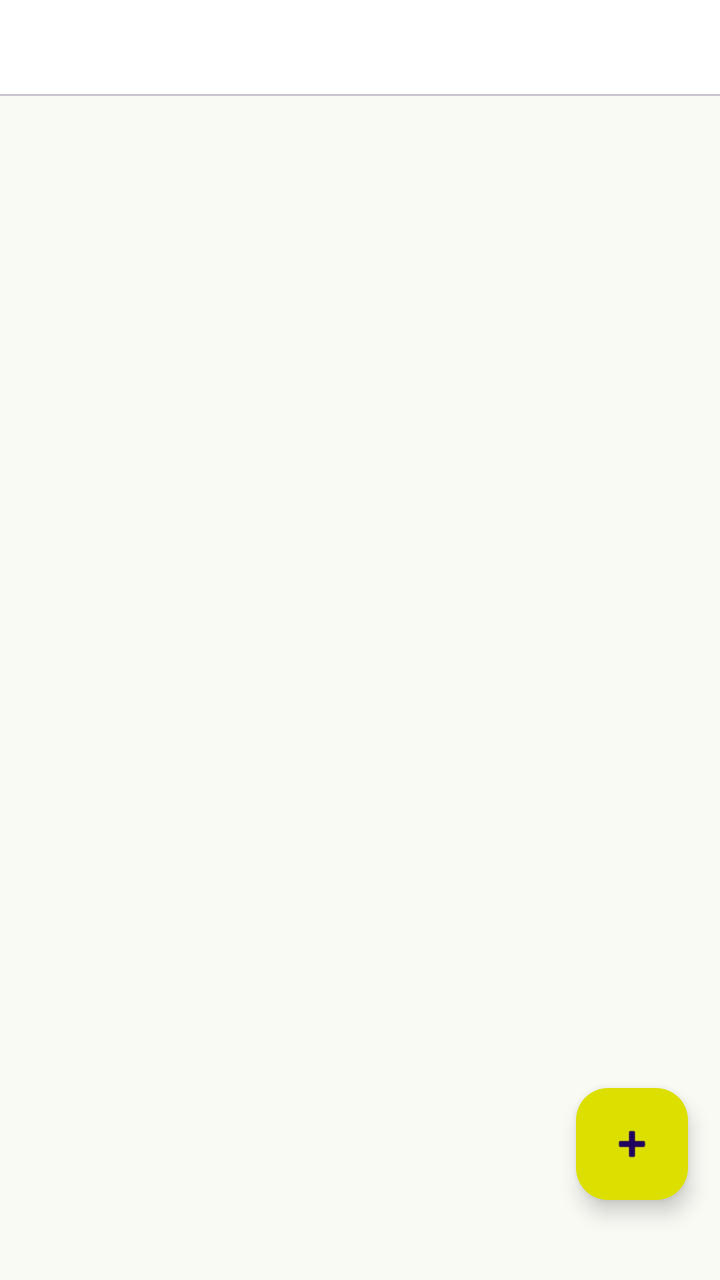
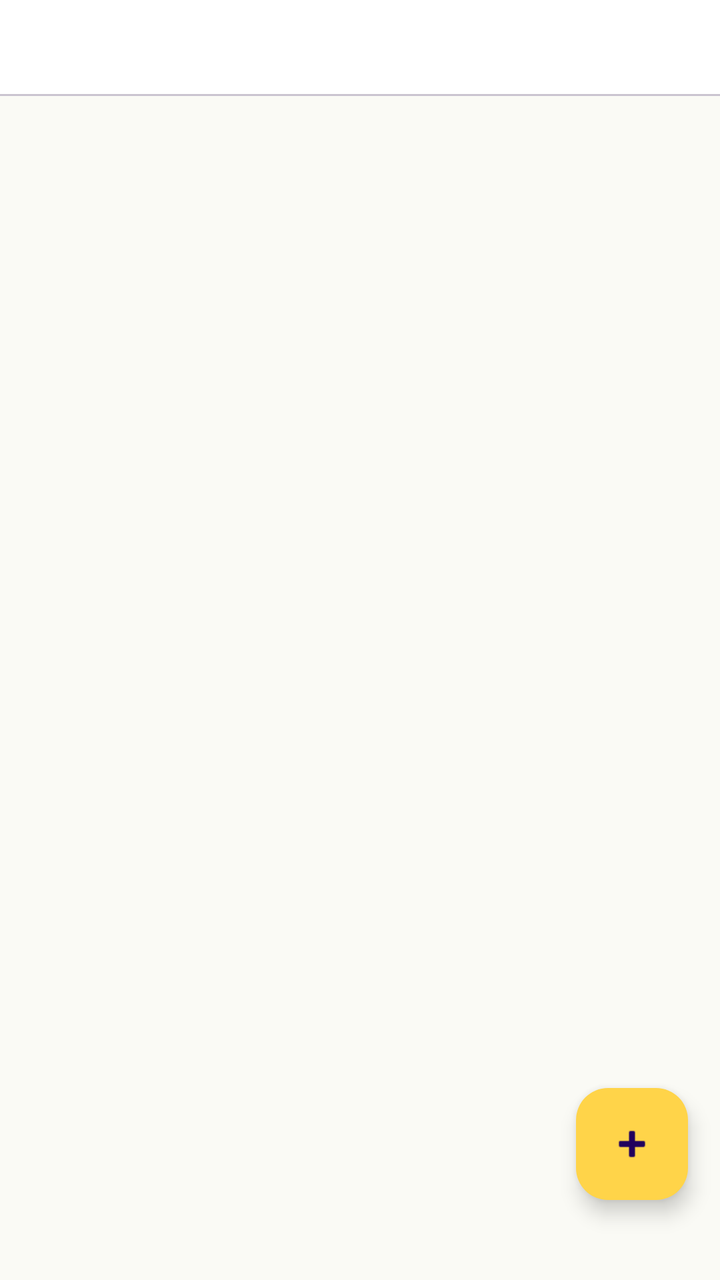

Before-and-after screenshots of an Android layout around one commit, followed by the original layout XML and the change that was made.
<!-- AndroidManifest.xml: application theme Theme.MaizeLeaf -->
<!-- res/layout/fragment_posting.xml -->
<?xml version="1.0" encoding="utf-8"?>
<androidx.coordinatorlayout.widget.CoordinatorLayout
    xmlns:android="http://schemas.android.com/apk/res/android"
    xmlns:app="http://schemas.android.com/apk/res-auto"
    xmlns:tools="http://schemas.android.com/tools"
    android:layout_width="match_parent"
    android:layout_height="match_parent"
    tools:context=".ui.listPosting.PostingFragment">

    <com.google.android.material.appbar.AppBarLayout
        android:layout_width="match_parent"
        android:layout_height="wrap_content"
        android:backgroundTint="?attr/colorSurface"
        app:elevation="0dp">

        <com.google.android.material.tabs.TabLayout
            android:id="@+id/tabFilter"
            android:layout_width="match_parent"
            android:layout_height="wrap_content"
            app:tabMode="fixed"
            app:tabGravity="fill"
            app:tabIndicatorColor="?attr/colorPrimary"
            app:tabSelectedTextColor="?attr/colorPrimary"
            app:tabTextColor="?attr/colorOnSurface" />

    </com.google.android.material.appbar.AppBarLayout>

    <androidx.recyclerview.widget.RecyclerView
        android:id="@+id/rvPosting"
        android:layout_width="match_parent"
        android:layout_height="match_parent"
        android:paddingBottom="80dp"
        android:clipToPadding="false"
        app:layout_behavior="@string/appbar_scrolling_view_behavior"/>

    <com.google.android.material.floatingactionbutton.FloatingActionButton
        android:id="@+id/komentar_add"
        android:layout_width="wrap_content"
        android:layout_height="wrap_content"
        android:layout_gravity="bottom|end"
        android:layout_marginEnd="16dp"
        android:layout_marginBottom="40dp"
        android:contentDescription="Add"
        app:backgroundTint="?attr/colorPrimary"
        app:srcCompat="@android:drawable/ic_input_add" />

    <TextView
        android:id="@+id/tvNoPosting"
        android:layout_width="wrap_content"
        android:layout_height="wrap_content"
        android:layout_gravity="center"
        android:text="@string/tidak_ada_postingan"
        android:visibility="gone"
        android:textSize="18sp" />

    <TextView
        android:id="@+id/tvNoLogin"
        android:layout_width="wrap_content"
        android:layout_height="wrap_content"
        android:layout_gravity="center"
        android:text="@string/untuk_melihat_postingan_silahkan_login_terlebih_dahulu"
        android:visibility="gone"
        android:textSize="18sp" />
    <FrameLayout
        android:id="@+id/loadingOverlay"
        android:layout_width="match_parent"
        android:layout_height="match_parent"
        android:background="#80000000"
        android:clickable="true"
        android:focusable="true"
        android:visibility="gone"
        app:layout_constraintBottom_toBottomOf="parent"
        app:layout_constraintEnd_toEndOf="parent"
        app:layout_constraintStart_toStartOf="parent"
        app:layout_constraintTop_toTopOf="parent">

        <ProgressBar
            android:id="@+id/progressBar"
            android:layout_width="wrap_content"
            android:layout_height="wrap_content"
            android:layout_gravity="center"
            android:indeterminateTint="@android:color/white" />

    </FrameLayout>

</androidx.coordinatorlayout.widget.CoordinatorLayout>
<!-- resources referenced by this layout -->
<resources>
  <string name="tidak_ada_postingan">tidak ada Postingan</string>
  <string name="untuk_melihat_postingan_silahkan_login_terlebih_dahulu">Untuk melihat Postingan silahkan login terlebih dahulu</string>
  <style name="Theme.MaizeLeaf" parent="Theme.MaterialComponents.DayNight.NoActionBar">
          
          <item name="colorPrimary">#dddf00</item>
          <item name="colorPrimaryVariant">#D6C761</item>
          <item name="colorOnPrimary">@color/white</item>
  
  
  
      </style>
  <color name="white">#FFFFFFFF</color>
</resources>

<!-- the commit's change to res/layout/fragment_posting.xml (unified diff, before → after) -->
@@ -19,9 +19,9 @@
             android:layout_height="wrap_content"
             app:tabMode="fixed"
             app:tabGravity="fill"
-            app:tabIndicatorColor="?attr/colorPrimary"
-            app:tabSelectedTextColor="?attr/colorPrimary"
-            app:tabTextColor="?attr/colorOnSurface" />
+            app:tabIndicatorColor="?attr/colorSecondary"
+            app:tabSelectedTextColor="?attr/colorSecondary"
+            app:tabTextColor="@color/gray" />
 
     </com.google.android.material.appbar.AppBarLayout>
 
<!-- resource entries referenced after the edit -->
@@ -1,10 +1,11 @@
 <!-- resources referenced by this layout -->
 <resources>
+  <color name="gray">#A39D9D</color>
   <string name="tidak_ada_postingan">tidak ada Postingan</string>
   <string name="untuk_melihat_postingan_silahkan_login_terlebih_dahulu">Untuk melihat Postingan silahkan login terlebih dahulu</string>
   <style name="Theme.MaizeLeaf" parent="Theme.MaterialComponents.DayNight.NoActionBar">
           
-          <item name="colorPrimary">#dddf00</item>
+          <item name="colorPrimary">#FFD449</item>
           <item name="colorPrimaryVariant">#D6C761</item>
           <item name="colorOnPrimary">@color/white</item>
   
